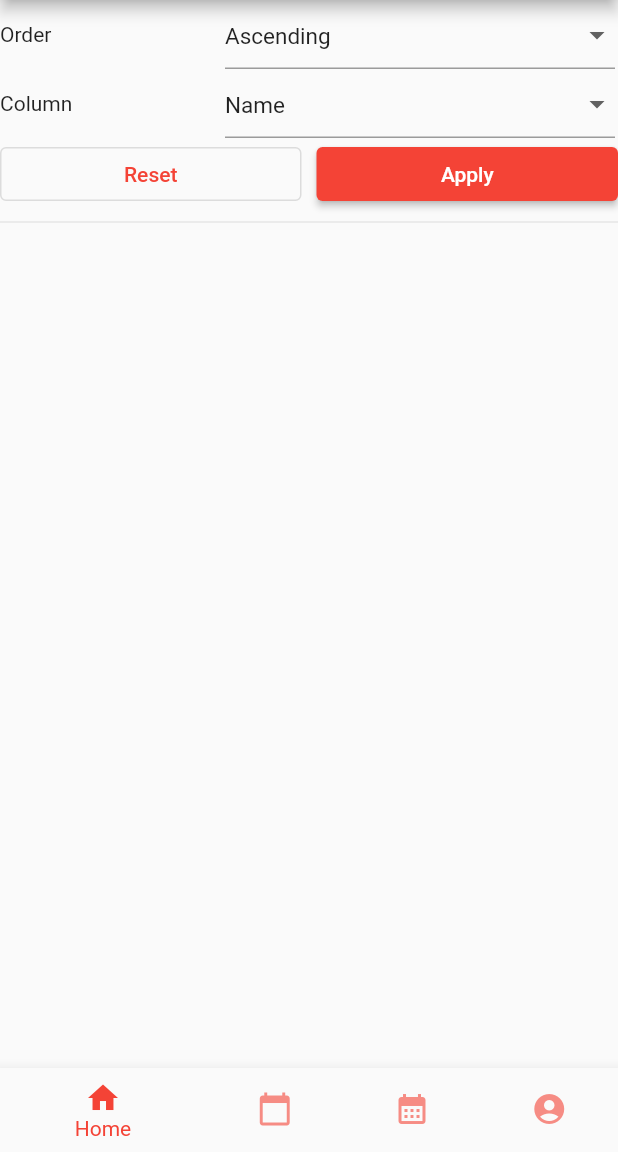
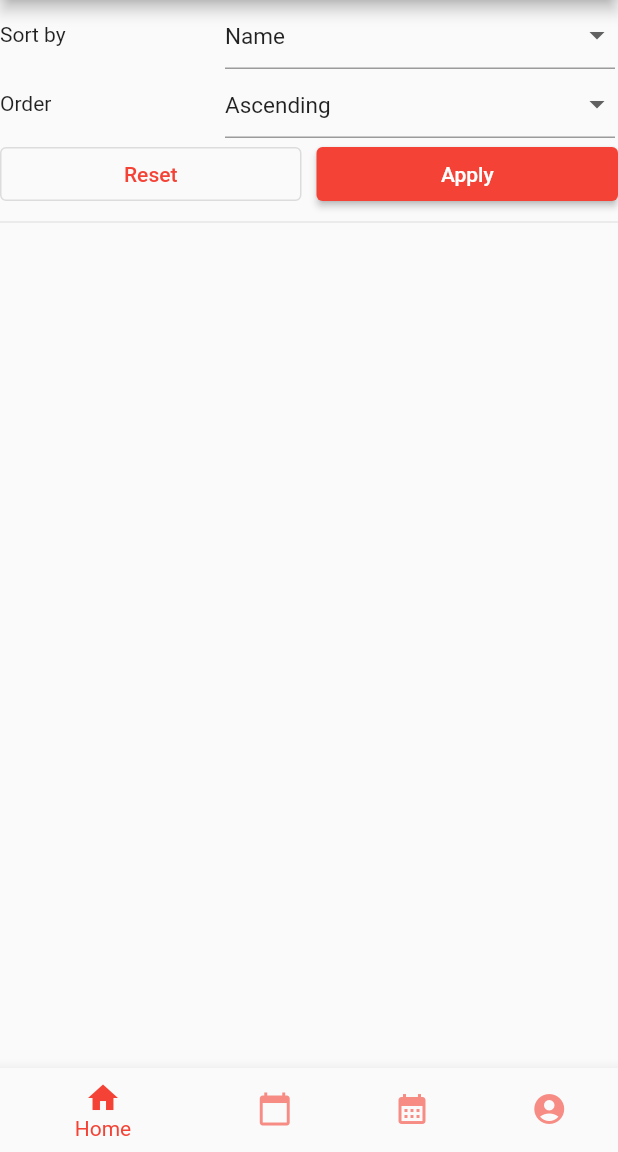
Before and after one commit to SimoneColuccio/DIMAppointify, a Flutter app: the IncomingAppPage screen opened by its route, after a tap on the "list" icon, on a phone screen of 412 x 824 dp, the part 84-1236 px from its top. Run offline on Flutter 3.47's test engine with Material 2 defaults, Android fonts, the phone set to English and light mode, and no system bars.

Commit message:
fixed ordering and filtering options

```diff
--- a/lib/Pages/homePage.dart
+++ b/lib/Pages/homePage.dart
@@ -121,6 +121,7 @@ class _HomePageState extends State<HomePage> {
               TextButton(
                   onPressed: () {
                     filtering = true;
+                    ordering = false;
                     searchFocusNode.unfocus();
                     sug = false;
                     setState(() {});
@@ -133,7 +134,7 @@ class _HomePageState extends State<HomePage> {
             delegate: SliverChildListDelegate(
               [
                 if(sug & !filtering & !ordering)
-                  Container(
+                  SizedBox(
                     height: 2000,
                     child: ListView.builder(
                       itemCount: activities.length,
@@ -155,10 +156,33 @@ class _HomePageState extends State<HomePage> {
                       },
                     ),
                   ),
-                if (ordering) Container(
+                if (ordering) SizedBox(
                   height: 140,
                   child: Column(
                     children: [
+                      Expanded(
+                        child: Row(
+                          children: [
+                            const SizedBox(
+                                width: 150,
+                                child: Text("Sort by")
+                            ),
+                            SizedBox(
+                              width: 260,
+                              height: 50,
+                              child: DropdownButtonFormField<String>(
+                                value: parameter,
+                                items: columns.map((cat) => DropdownMenuItem<String>(
+                                  value: cat,
+                                  child: Text(cat, style: const TextStyle(fontSize: 15),
+                                  ),
+                                )).toList(),
+                                onChanged: (cat) => setState(() =>  parameter = cat),
+                              ),
+                            ),
+                          ],
+                        ),
+                      ),
                       Expanded(
                         child: Row(
                           children: [
@@ -177,29 +201,6 @@ class _HomePageState extends State<HomePage> {
                                   ),
                                 )).toList(),
                                 onChanged: (cat) => setState(() =>  ascending = cat),
-                              ),
-                            ),
-                          ],
-                        ),
-                      ),
-                      Expanded(
-                        child: Row(
-                          children: [
-                            const SizedBox(
-                                width: 150,
-                                child: Text("Column")
-                            ),
-                            SizedBox(
-                              width: 260,
-                              height: 50,
-                              child: DropdownButtonFormField<String>(
-                                value: parameter,
-                                items: columns.map((cat) => DropdownMenuItem<String>(
-                                  value: cat,
-                                  child: Text(cat, style: const TextStyle(fontSize: 15),
-                                  ),
-                                )).toList(),
-                                onChanged: (cat) => setState(() =>  parameter = cat),
                               ),
                             ),
                           ],
@@ -231,7 +232,7 @@ class _HomePageState extends State<HomePage> {
                     ],
                   ),
                 ),
-                if (filtering) Container(
+                if (filtering) SizedBox(
                   height: 280,
                   child: Column(
                     children: [
--- a/lib/Pages/incomingAppointmentsPage.dart
+++ b/lib/Pages/incomingAppointmentsPage.dart
@@ -48,7 +48,7 @@ class _IncomingAppPageState extends State<IncomingAppPage>{
               snap: false,
               title: Text(title),
               centerTitle: true,
-              leading: (!filtering & (isLoggedAsUser | isLoggedAsActivity)) ? TextButton(
+              leading: ((!filtering & !ordering) & (isLoggedAsUser | isLoggedAsActivity)) ? TextButton(
                   onPressed: () {
                     ordering = true;
                     setState(() {});
@@ -56,9 +56,10 @@ class _IncomingAppPageState extends State<IncomingAppPage>{
                   child: const Icon(Icons.list, color: Colors.white,)
               ) : null,
               actions: [
-                if (!filtering & (isLoggedAsUser | isLoggedAsActivity)) TextButton(
+                if ((!filtering & !ordering) & (isLoggedAsUser | isLoggedAsActivity)) TextButton(
                     onPressed: () {
                       filtering = true;
+                      ordering = false;
                       setState(() {});
                     },//Open filtering options
                     child: const Icon(Icons.filter_alt, color: Colors.white,)
@@ -77,6 +78,29 @@ class _IncomingAppPageState extends State<IncomingAppPage>{
                               children: [
                                 const SizedBox(
                                     width: 150,
+                                    child: Text("Sort by")
+                                ),
+                                SizedBox(
+                                  width: 260,
+                                  height: 50,
+                                  child: DropdownButtonFormField<String>(
+                                    value: parameter,
+                                    items: columns.map((cat) => DropdownMenuItem<String>(
+                                      value: cat,
+                                      child: Text(cat, style: const TextStyle(fontSize: 15),
+                                      ),
+                                    )).toList(),
+                                    onChanged: (cat) => setState(() =>  parameter = cat),
+                                  ),
+                                ),
+                              ],
+                            ),
+                          ),
+                          Expanded(
+                            child: Row(
+                              children: [
+                                const SizedBox(
+                                    width: 150,
                                     child: Text("Order")
                                 ),
                                 SizedBox(
@@ -90,29 +114,6 @@ class _IncomingAppPageState extends State<IncomingAppPage>{
                                       ),
                                     )).toList(),
                                     onChanged: (cat) => setState(() =>  ascending = cat),
-                                  ),
-                                ),
-                              ],
-                            ),
-                          ),
-                          Expanded(
-                            child: Row(
-                              children: [
-                                const SizedBox(
-                                    width: 150,
-                                    child: Text("Column")
-                                ),
-                                SizedBox(
-                                  width: 260,
-                                  height: 50,
-                                  child: DropdownButtonFormField<String>(
-                                    value: parameter,
-                                    items: columns.map((cat) => DropdownMenuItem<String>(
-                                      value: cat,
-                                      child: Text(cat, style: const TextStyle(fontSize: 15),
-                                      ),
-                                    )).toList(),
-                                    onChanged: (cat) => setState(() =>  parameter = cat),
                                   ),
                                 ),
                               ],
@@ -145,7 +146,7 @@ class _IncomingAppPageState extends State<IncomingAppPage>{
                       ),
                     ),
                     if (filtering) Container(
-                      height: 280,
+                      height: 140,
                       child: Column(
                         children: [
                           Expanded(
@@ -238,7 +239,7 @@ class _IncomingAppPageState extends State<IncomingAppPage>{
                         ],
                       ),
                     ),
-                    if(!filtering) SizedBox(
+                    if(!filtering & !ordering) SizedBox(
                       height: 200,
                       child: Center(
                         child: (isLoggedAsUser | isLoggedAsActivity) ? const Text(
@@ -247,7 +248,7 @@ class _IncomingAppPageState extends State<IncomingAppPage>{
                       ),
                     ),
                     if (isLoggedAsUser | isLoggedAsActivity) const Divider(),
-                    if(!filtering & (isLoggedAsUser | isLoggedAsActivity)) Container(
+                    if((!filtering & !ordering) & (isLoggedAsUser | isLoggedAsActivity)) Container(
                       height: 1000,
                       color: Colors.white,
                       child: Column(
```
Also changed, not shown: lib/Pages/pastAppointmentsPage.dart (+29 -28 lines).
